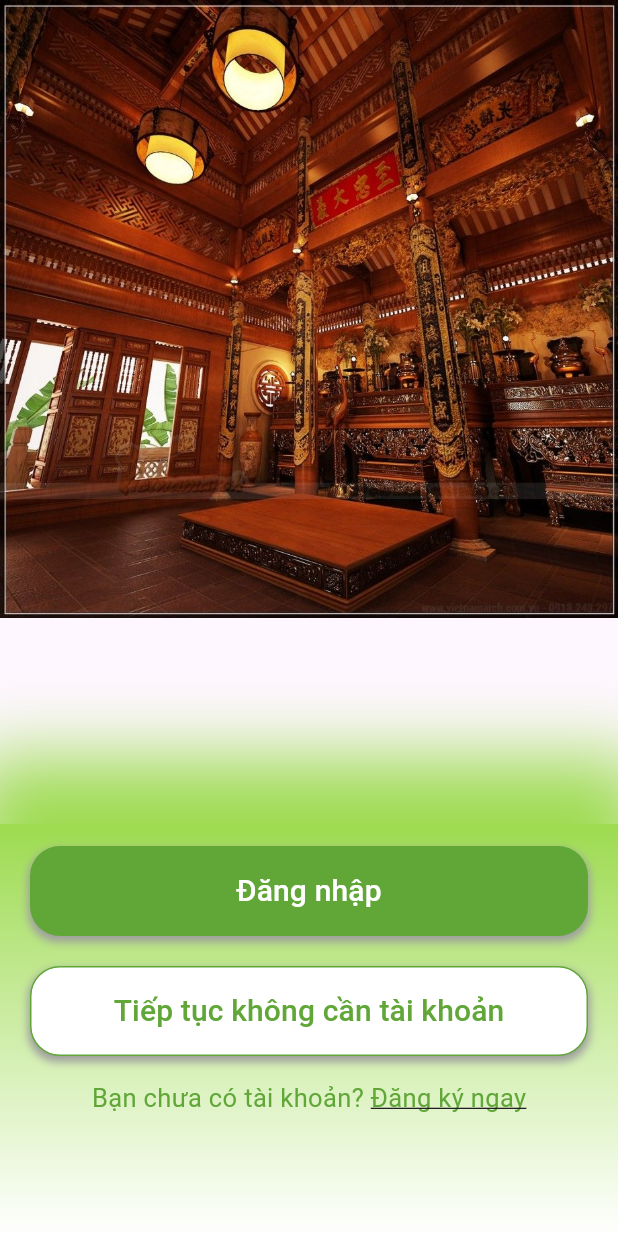
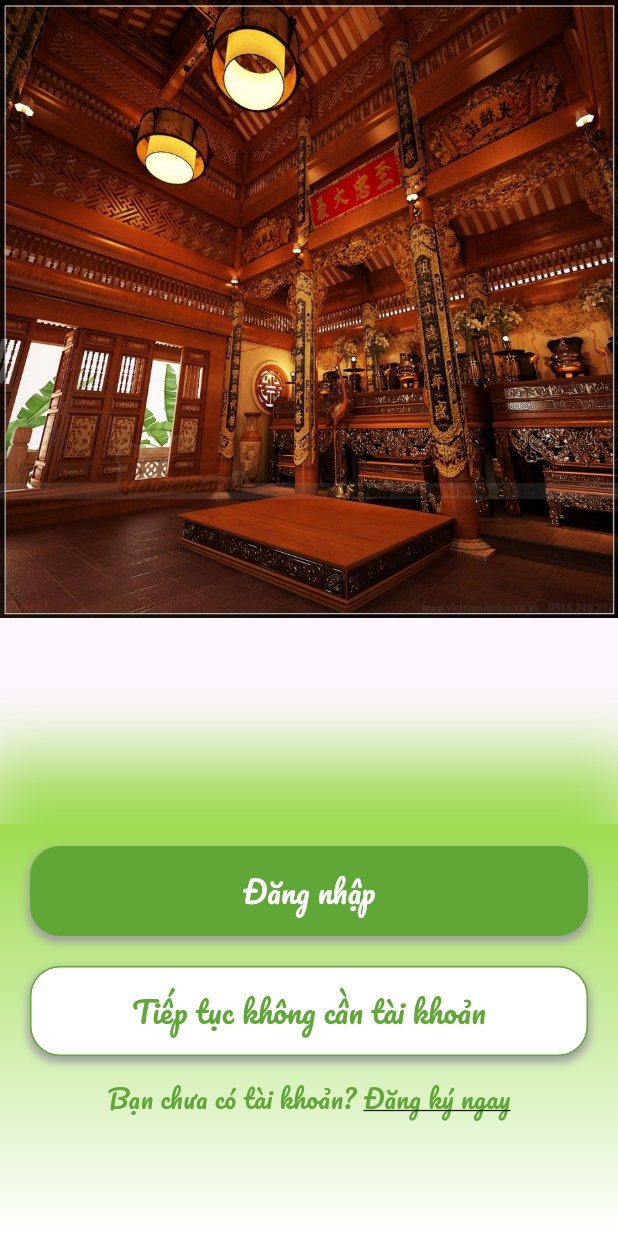
Before and after one commit to ducbinhnguyennd/giapha, a Flutter app: the screen it shows after launch, on a phone screen of 412 x 824 dp. Run offline on Flutter 3.47's test engine with Material 3 defaults, Android fonts, the phone set to English and light mode, and no system bars; our stand-ins replace dio, flutter_secure_storage, fluttertoast, google_fonts, image_picker, scroll_date_picker and 3 more; missing offline and left inert: shake; accounts and stored records are empty; key blocks and very long unbroken strings in the code were emptied for the run.

Commit message:
update relationship tree

```diff
--- a/lib/constant/asset_path_const.dart
+++ b/lib/constant/asset_path_const.dart
@@ -4,6 +4,7 @@ class AssetsPathConst {
   static const String background = 'assets/images/backgroud.jpg';
   static const String bggiapha = 'assets/images/bggiapha.png';
   static const String khungthongtin = 'assets/images/khungthongtin.png';
+  static const String khungdongho = 'assets/images/khungdongho.png';
 
   static const String khungho = 'assets/images/khungho.png';
 
--- a/lib/main.dart
+++ b/lib/main.dart
@@ -5,6 +5,7 @@ import 'package:flutter/services.dart';
 import 'package:giapha/routes.dart';
 import 'package:giapha/screens/intro_screen.dart';
 import 'package:giapha/screens/splash_screen.dart';
+import 'package:google_fonts/google_fonts.dart';
 
 void main() async {
   HttpOverrides.global = MyHttpOverrides();
@@ -18,11 +19,15 @@ class MyApp extends StatelessWidget {
   @override
   Widget build(BuildContext context) {
     int backButtonCount = 0;
+    final textTheme = Theme.of(context).textTheme;
 
     return MaterialApp(
       title: 'Truyền Thống Việt',
       theme: ThemeData(
         primarySwatch: Colors.blue,
+        textTheme: GoogleFonts.pacificoTextTheme(textTheme).copyWith(
+          bodyMedium: GoogleFonts.pacifico(textStyle: textTheme.bodyMedium),
+        ),
       ),
       debugShowCheckedModeBanner: false,
       routes: routes,
```
Also changed, not shown: lib/screens/widgets/item_ho.dart (+25 -17 lines).
